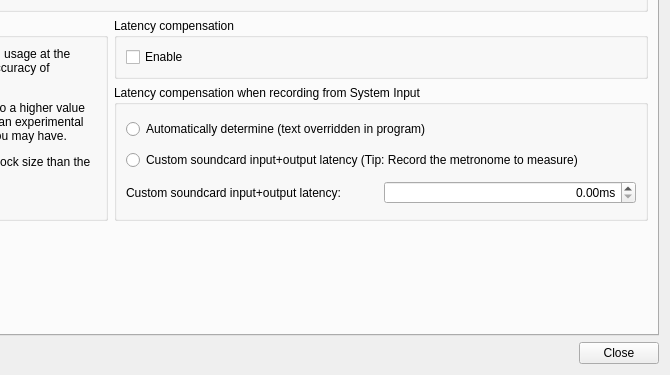
Before: the Qt Designer form Qt/qt4_preferences.ui in kmatheussen/radium, drawn with Qt 5; both pictures show x 449 to 1119 and y 247 to 622 of the 1119 by 622 pixel window.
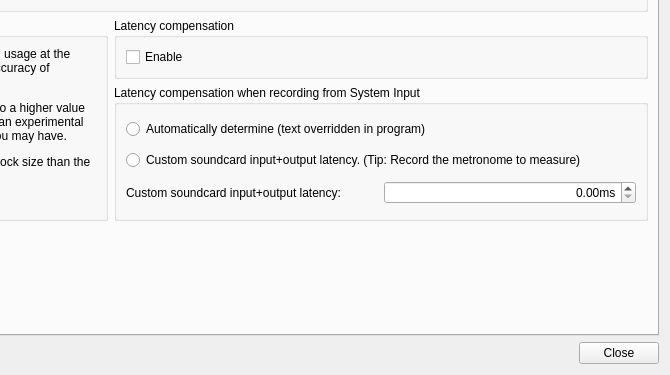
After: the same form once the commit is applied.

Diff of the .ui file:
```diff
--- a/Qt/qt4_preferences.ui
+++ b/Qt/qt4_preferences.ui
@@ -964,7 +964,7 @@
                 <item>
                  <widget class="QRadioButton" name="custom_recording_latency">
                   <property name="text">
-                   <string>Custom soundcard input+output latency (Tip: Record the metronome to measure)</string>
+                   <string>Custom soundcard input+output latency. (Tip: Record the metronome to measure)</string>
                   </property>
                  </widget>
                 </item>
```
